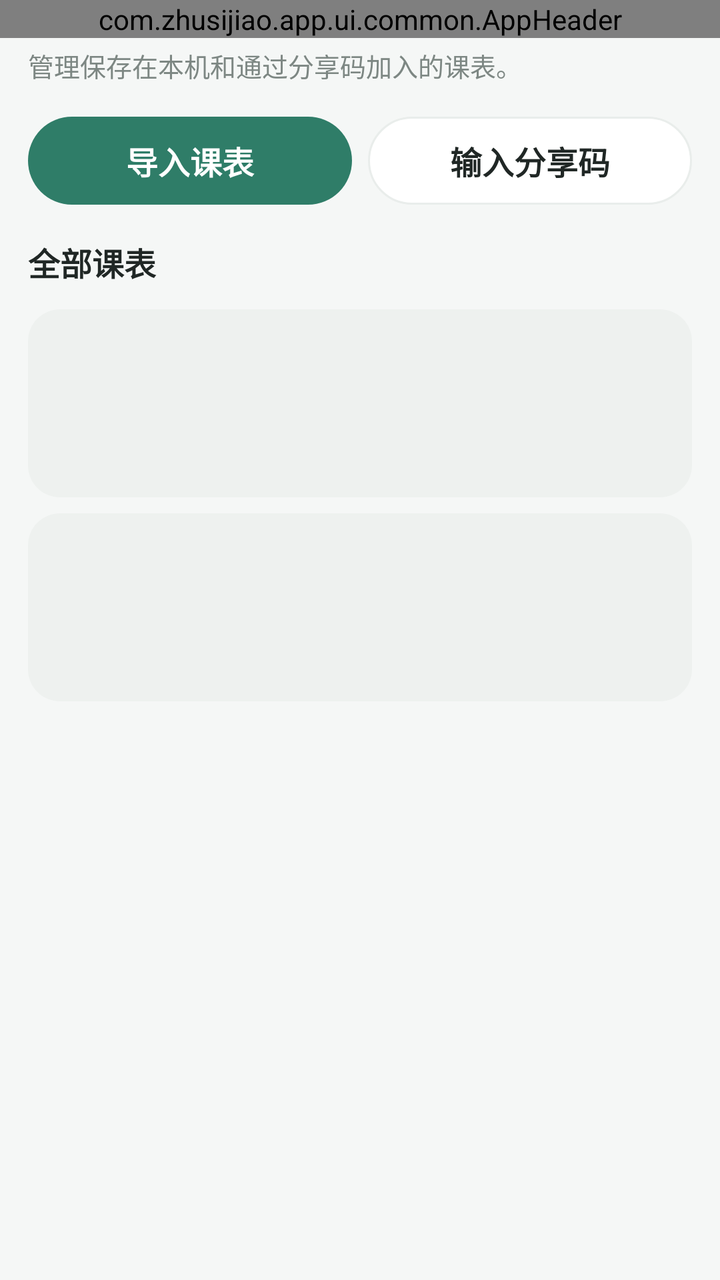
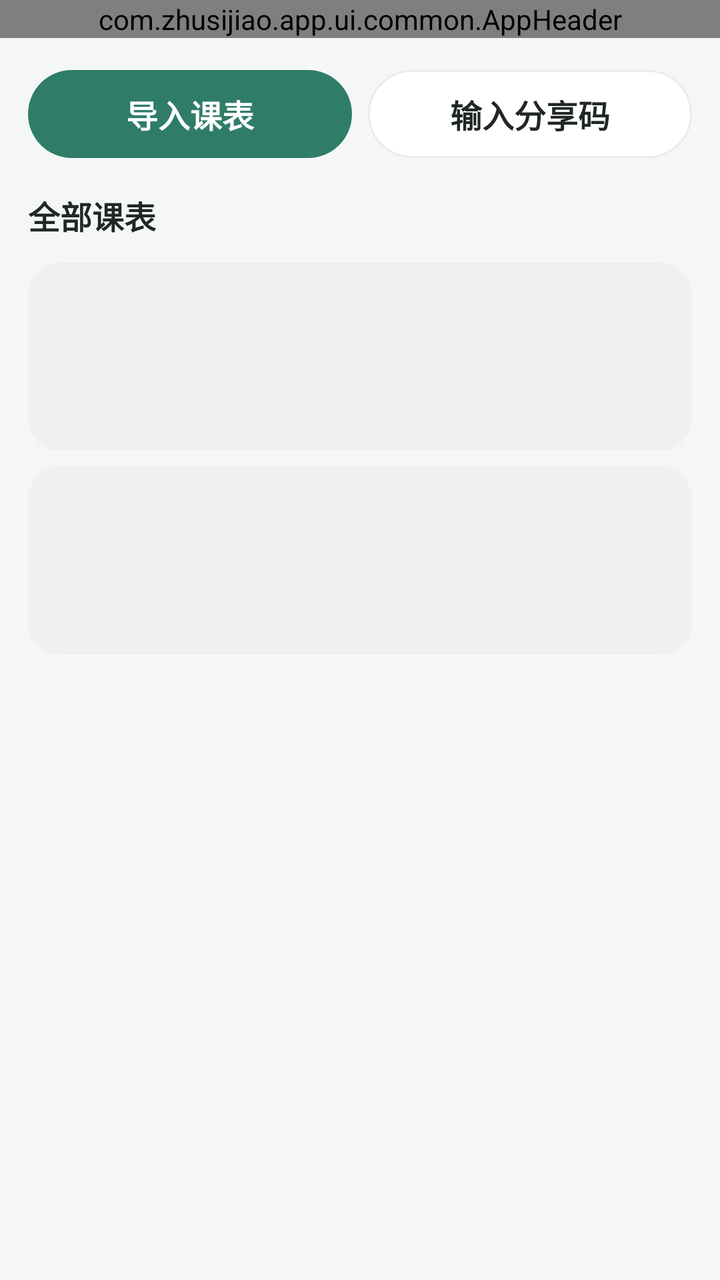

Two renders of the same Android screen: before a commit and after it. Below are the layout's source before the change and the commit's diff.
<!-- AndroidManifest.xml: application theme Theme.Zhusijiao -->
<!-- res/layout/fragment_library.xml -->
<?xml version="1.0" encoding="utf-8"?>

<LinearLayout xmlns:android="http://schemas.android.com/apk/res/android"
    android:layout_width="match_parent"
    android:layout_height="match_parent"
    android:background="@color/background"
    android:orientation="vertical">

    <com.zhusijiao.app.ui.common.AppHeader
        android:id="@+id/header"
        android:layout_width="match_parent"
        android:layout_height="wrap_content" />

    <androidx.core.widget.NestedScrollView
        android:id="@+id/scroll"
        android:layout_width="match_parent"
        android:layout_height="0dp"
        android:layout_weight="1">

        <LinearLayout
            android:layout_width="match_parent"
            android:layout_height="wrap_content"
            android:orientation="vertical"
            android:paddingStart="@dimen/page_padding"
            android:paddingEnd="@dimen/page_padding"
            android:paddingBottom="16dp">

            <TextView
                style="@style/PageSubtitle"
                android:layout_marginTop="4dp"
                android:text="@string/library_intro" />

            <LinearLayout
                android:layout_width="match_parent"
                android:layout_height="wrap_content"
                android:layout_marginTop="16dp"
                android:orientation="horizontal">

                <TextView
                    android:id="@+id/importBtn"
                    style="@style/PrimaryButton"
                    android:layout_width="0dp"
                    android:layout_marginEnd="8dp"
                    android:layout_weight="1"
                    android:text="@string/library_import" />

                <TextView
                    android:id="@+id/joinBtn"
                    style="@style/GhostButton"
                    android:layout_width="0dp"
                    android:layout_weight="1"
                    android:text="@string/library_join" />
            </LinearLayout>

            <LinearLayout
                android:layout_width="match_parent"
                android:layout_height="wrap_content"
                android:layout_marginTop="17dp"
                android:gravity="center_vertical"
                android:orientation="horizontal">

                <TextView
                    style="@style/SectionTitle"
                    android:layout_width="0dp"
                    android:layout_weight="1"
                    android:text="@string/library_all" />

                <TextView
                    android:id="@+id/countText"
                    android:layout_width="wrap_content"
                    android:layout_height="wrap_content"
                    android:textColor="@color/sub_8a"
                    android:textSize="@dimen/text_caption" />
            </LinearLayout>

            <LinearLayout
                android:id="@+id/skeletonList"
                android:layout_width="match_parent"
                android:layout_height="wrap_content"
                android:layout_marginTop="12dp"
                android:orientation="vertical">

                <View
                    android:layout_width="match_parent"
                    android:layout_height="94dp"
                    android:layout_marginBottom="8dp"
                    android:background="@drawable/bg_skeleton" />

                <View
                    android:layout_width="match_parent"
                    android:layout_height="94dp"
                    android:background="@drawable/bg_skeleton" />
            </LinearLayout>

            <LinearLayout
                android:id="@+id/emptyState"
                android:layout_width="match_parent"
                android:layout_height="wrap_content"
                android:layout_marginTop="12dp"
                android:background="@drawable/bg_card"
                android:gravity="center_horizontal"
                android:orientation="vertical"
                android:paddingStart="16dp"
                android:paddingTop="36dp"
                android:paddingEnd="16dp"
                android:paddingBottom="36dp"
                android:visibility="gone">

                <TextView
                    style="@style/EmptyTitle"
                    android:text="@string/library_empty_title" />

                <TextView
                    style="@style/EmptyDesc"
                    android:layout_marginBottom="0dp"
                    android:text="@string/library_empty_desc" />
            </LinearLayout>

            <LinearLayout
                android:id="@+id/cardList"
                android:layout_width="match_parent"
                android:layout_height="wrap_content"
                android:layout_marginTop="12dp"
                android:orientation="vertical" />

        </LinearLayout>
    </androidx.core.widget.NestedScrollView>
</LinearLayout>
<!-- resources referenced by this layout -->
<resources>
  <color name="background">#f5f7f6</color>
  <color name="sub_8a">@color/text_tertiary</color>
  <dimen name="page_padding">14dp</dimen>
  <dimen name="text_caption">11sp</dimen>
  <!-- drawable bg_card (drawable) -->
  <?xml version="1.0" encoding="utf-8"?>
  
  <shape xmlns:android="http://schemas.android.com/apk/res/android" android:shape="rectangle">
      <solid android:color="@color/surface" />
      <stroke android:width="1dp" android:color="@color/line" />
      <corners android:radius="@dimen/card_radius_lg" />
  </shape>
  <!-- drawable bg_skeleton (drawable) -->
  <?xml version="1.0" encoding="utf-8"?>
  
  <shape xmlns:android="http://schemas.android.com/apk/res/android" android:shape="rectangle">
      <solid android:color="@color/skeleton" />
      <corners android:radius="@dimen/card_radius_lg" />
  </shape>
  <string name="library_all">全部课表</string>
  <string name="library_empty_desc">可以导入自己的课表，或输入同学发来的分享码。</string>
  <string name="library_empty_title">暂无课表</string>
  <string name="library_import">导入课表</string>
  <string name="library_intro">管理保存在本机和通过分享码加入的课表。</string>
  <string name="library_join">输入分享码</string>
  <style name="EmptyDesc">
          <item name="android:layout_width">match_parent</item>
          <item name="android:layout_height">wrap_content</item>
          <item name="android:layout_marginTop">6dp</item>
          <item name="android:layout_marginBottom">14dp</item>
          <item name="android:textColor">@color/muted</item>
          <item name="android:textSize">@dimen/text_sub</item>
          <item name="android:lineSpacingMultiplier">1.4</item>
          <item name="android:gravity">center</item>
      </style>
  <style name="EmptyTitle">
          <item name="android:layout_width">wrap_content</item>
          <item name="android:layout_height">wrap_content</item>
          <item name="android:textColor">@color/ink</item>
          <item name="android:textSize">@dimen/text_subtitle</item>
          <item name="android:textStyle">bold</item>
      </style>
  <style name="GhostButton" parent="PrimaryButton">
          <item name="android:background">@drawable/bg_ghost_button</item>
          <item name="android:textColor">@color/ink</item>
      </style>
  <style name="PageSubtitle">
          <item name="android:layout_width">match_parent</item>
          <item name="android:layout_height">wrap_content</item>
          <item name="android:textColor">@color/muted</item>
          <item name="android:textSize">@dimen/text_sub</item>
          <item name="android:lineSpacingMultiplier">1.4</item>
      </style>
  <style name="SectionTitle">
          <item name="android:layout_width">wrap_content</item>
          <item name="android:layout_height">wrap_content</item>
          <item name="android:textColor">@color/ink</item>
          <item name="android:textSize">@dimen/text_section</item>
          <item name="android:textStyle">bold</item>
      </style>
  <color name="text_tertiary">#8a9490</color>
  <color name="surface">#ffffff</color>
  <color name="line">#e9edeb</color>
  <dimen name="card_radius_lg">@dimen/radius_lg</dimen>
  <color name="skeleton">#eef1ef</color>
  <color name="muted">#7d8783</color>
  <dimen name="text_sub">@dimen/text_small</dimen>
  <color name="ink">#202725</color>
  <dimen name="text_subtitle">16sp</dimen>
  <dimen name="button_min_height">44dp</dimen>
  <dimen name="text_button">@dimen/text_subtitle</dimen>
  <dimen name="text_section">@dimen/text_subtitle</dimen>
  <color name="accent">#2f7d68</color>
  <dimen name="radius_lg">16dp</dimen>
  <dimen name="text_small">13sp</dimen>
  <color name="hover_bg">#f2f5f4</color>
  <dimen name="button_radius">@dimen/radius_pill</dimen>
  <color name="accent_strong">#287760</color>
  <style name="DialogButton" parent="Widget.AppCompat.Button.ButtonBar.AlertDialog">
          <item name="android:textColor">@color/accent</item>
          <item name="android:textStyle">bold</item>
      </style>
  <dimen name="radius_pill">100dp</dimen>
  <!-- unchanged entries left out for length: 5 -->
</resources>

<!-- the commit's change to res/layout/fragment_library.xml (unified diff, before → after) -->
@@ -24,11 +24,6 @@
             android:paddingStart="@dimen/page_padding"
             android:paddingEnd="@dimen/page_padding"
             android:paddingBottom="16dp">
-
-            <TextView
-                style="@style/PageSubtitle"
-                android:layout_marginTop="4dp"
-                android:text="@string/library_intro" />
 
             <LinearLayout
                 android:layout_width="match_parent"
@@ -109,11 +104,6 @@
                 <TextView
                     style="@style/EmptyTitle"
                     android:text="@string/library_empty_title" />
-
-                <TextView
-                    style="@style/EmptyDesc"
-                    android:layout_marginBottom="0dp"
-                    android:text="@string/library_empty_desc" />
             </LinearLayout>
 
             <LinearLayout
@@ -122,7 +112,6 @@
                 android:layout_height="wrap_content"
                 android:layout_marginTop="12dp"
                 android:orientation="vertical" />
-
         </LinearLayout>
     </androidx.core.widget.NestedScrollView>
 </LinearLayout>
<!-- resource entries referenced after the edit -->
@@ -20,21 +20,9 @@
       <corners android:radius="@dimen/card_radius_lg" />
   </shape>
   <string name="library_all">全部课表</string>
-  <string name="library_empty_desc">可以导入自己的课表，或输入同学发来的分享码。</string>
   <string name="library_empty_title">暂无课表</string>
   <string name="library_import">导入课表</string>
-  <string name="library_intro">管理保存在本机和通过分享码加入的课表。</string>
   <string name="library_join">输入分享码</string>
-  <style name="EmptyDesc">
-          <item name="android:layout_width">match_parent</item>
-          <item name="android:layout_height">wrap_content</item>
-          <item name="android:layout_marginTop">6dp</item>
-          <item name="android:layout_marginBottom">14dp</item>
-          <item name="android:textColor">@color/muted</item>
-          <item name="android:textSize">@dimen/text_sub</item>
-          <item name="android:lineSpacingMultiplier">1.4</item>
-          <item name="android:gravity">center</item>
-      </style>
   <style name="EmptyTitle">
           <item name="android:layout_width">wrap_content</item>
           <item name="android:layout_height">wrap_content</item>
@@ -45,13 +33,6 @@
   <style name="GhostButton" parent="PrimaryButton">
           <item name="android:background">@drawable/bg_ghost_button</item>
           <item name="android:textColor">@color/ink</item>
-      </style>
-  <style name="PageSubtitle">
-          <item name="android:layout_width">match_parent</item>
-          <item name="android:layout_height">wrap_content</item>
-          <item name="android:textColor">@color/muted</item>
-          <item name="android:textSize">@dimen/text_sub</item>
-          <item name="android:lineSpacingMultiplier">1.4</item>
       </style>
   <style name="SectionTitle">
           <item name="android:layout_width">wrap_content</item>
@@ -66,7 +47,6 @@
   <dimen name="card_radius_lg">@dimen/radius_lg</dimen>
   <color name="skeleton">#eef1ef</color>
   <color name="muted">#7d8783</color>
-  <dimen name="text_sub">@dimen/text_small</dimen>
   <color name="ink">#202725</color>
   <dimen name="text_subtitle">16sp</dimen>
   <dimen name="button_min_height">44dp</dimen>
@@ -74,7 +54,6 @@
   <dimen name="text_section">@dimen/text_subtitle</dimen>
   <color name="accent">#2f7d68</color>
   <dimen name="radius_lg">16dp</dimen>
-  <dimen name="text_small">13sp</dimen>
   <color name="hover_bg">#f2f5f4</color>
   <dimen name="button_radius">@dimen/radius_pill</dimen>
   <color name="accent_strong">#287760</color>
